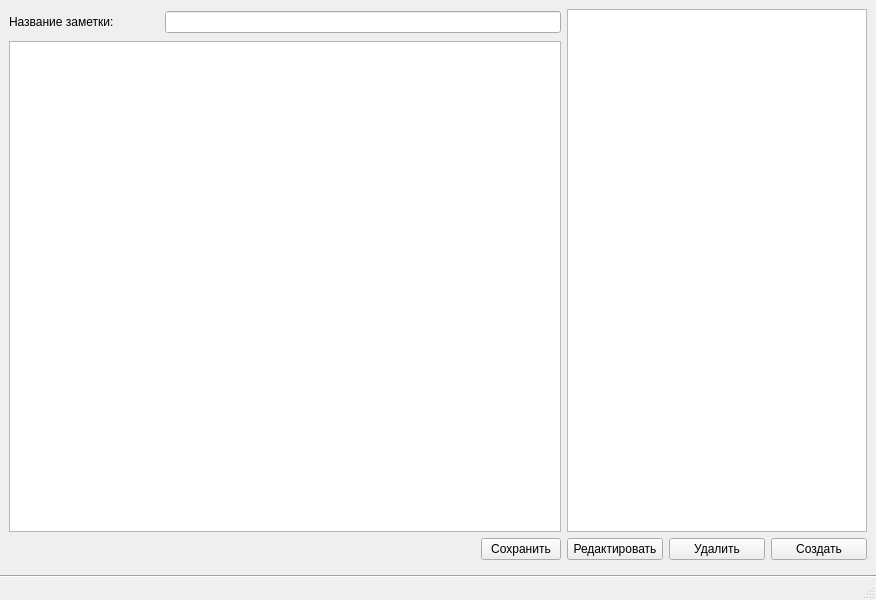
Above: forms/mainwindow.ui from Kirill-Zalomov/SABPO_lab1 before the change. Below: the same form after it.
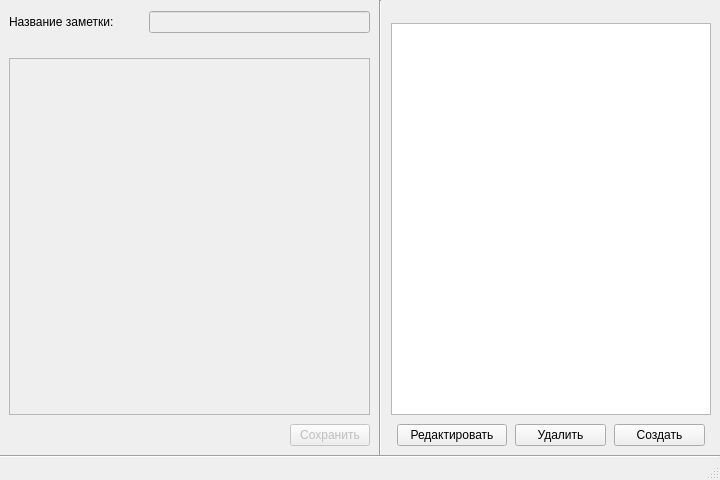
That is the form after the change.

The edit to the form file:
```diff
--- a/forms/mainwindow.ui
+++ b/forms/mainwindow.ui
@@ -6,15 +6,24 @@
    <rect>
     <x>0</x>
     <y>0</y>
-    <width>876</width>
-    <height>600</height>
+    <width>720</width>
+    <height>480</height>
    </rect>
   </property>
+  <property name="minimumSize">
+   <size>
+    <width>720</width>
+    <height>480</height>
+   </size>
+  </property>
   <property name="windowTitle">
    <string>MainWindow</string>
   </property>
   <widget class="QWidget" name="centralwidget">
    <layout class="QVBoxLayout" name="verticalLayout_3">
+    <property name="spacing">
+     <number>0</number>
+    </property>
     <property name="leftMargin">
      <number>0</number>
     </property>
@@ -38,13 +47,16 @@
          <number>9</number>
         </property>
         <property name="rightMargin">
-         <number>0</number>
+         <number>9</number>
         </property>
         <property name="bottomMargin">
          <number>9</number>
         </property>
         <item>
          <layout class="QHBoxLayout" name="horizontalLayout">
+          <property name="bottomMargin">
+           <number>9</number>
+          </property>
           <item>
            <widget class="QLabel" name="label_Title">
             <property name="sizePolicy">
@@ -55,7 +67,7 @@
             </property>
             <property name="minimumSize">
              <size>
-              <width>150</width>
+              <width>140</width>
               <height>26</height>
              </size>
             </property>
@@ -66,6 +78,9 @@
           </item>
           <item>
            <widget class="QLineEdit" name="lineEdit_Title">
+            <property name="enabled">
+             <bool>false</bool>
+            </property>
             <property name="minimumSize">
              <size>
               <width>0</width>
@@ -77,10 +92,30 @@
          </layout>
         </item>
         <item>
-         <widget class="QTextEdit" name="textEdit_NoteContent"/>
+         <widget class="QLabel" name="label_NumberOfSymbols">
+          <property name="text">
+           <string/>
+          </property>
+          <property name="alignment">
+           <set>Qt::AlignRight|Qt::AlignTrailing|Qt::AlignVCenter</set>
+          </property>
+         </widget>
+        </item>
+        <item>
+         <widget class="QTextEdit" name="textEdit_NoteContent">
+          <property name="enabled">
+           <bool>false</bool>
+          </property>
+          <property name="cursor" stdset="0">
+           <cursorShape>IBeamCursor</cursorShape>
+          </property>
+         </widget>
         </item>
         <item>
          <layout class="QHBoxLayout" name="horizontalLayout_3">
+          <property name="topMargin">
+           <number>9</number>
+          </property>
           <item>
            <spacer name="horizontalSpacer">
             <property name="orientation">
@@ -95,7 +130,13 @@
            </spacer>
           </item>
           <item>
-           <widget class="QPushButton" name="pushButton">
+           <widget class="QPushButton" name="button_Save">
+            <property name="enabled">
+             <bool>false</bool>
+            </property>
+            <property name="cursor">
+             <cursorShape>PointingHandCursor</cursorShape>
+            </property>
             <property name="text">
              <string>Сохранить</string>
             </property>
@@ -105,10 +146,17 @@
         </item>
        </layout>
       </item>
+      <item>
+       <widget class="Line" name="line_2">
+        <property name="orientation">
+         <enum>Qt::Vertical</enum>
+        </property>
+       </widget>
+      </item>
       <item>
        <layout class="QVBoxLayout" name="verticalLayout">
         <property name="leftMargin">
-         <number>0</number>
+         <number>9</number>
         </property>
         <property name="topMargin">
          <number>9</number>
@@ -117,8 +165,30 @@
          <number>9</number>
         </property>
         <property name="bottomMargin">
-         <number>9</number>
+         <number>4</number>
         </property>
+        <item>
+         <widget class="QLabel" name="label_NumberOfNotes">
+          <property name="sizePolicy">
+           <sizepolicy hsizetype="Preferred" vsizetype="Preferred">
+            <horstretch>0</horstretch>
+            <verstretch>0</verstretch>
+           </sizepolicy>
+          </property>
+          <property name="minimumSize">
+           <size>
+            <width>0</width>
+            <height>0</height>
+           </size>
+          </property>
+          <property name="text">
+           <string/>
+          </property>
+          <property name="alignment">
+           <set>Qt::AlignRight|Qt::AlignTrailing|Qt::AlignVCenter</set>
+          </property>
+         </widget>
+        </item>
         <item>
          <widget class="QListWidget" name="listWidget_Notes">
           <property name="sizePolicy">
@@ -129,7 +199,7 @@
           </property>
           <property name="minimumSize">
            <size>
-            <width>300</width>
+            <width>320</width>
             <height>0</height>
            </size>
           </property>
@@ -137,22 +207,81 @@
         </item>
         <item>
          <layout class="QHBoxLayout" name="horizontalLayout_2">
+          <property name="leftMargin">
+           <number>6</number>
+          </property>
+          <property name="topMargin">
+           <number>9</number>
+          </property>
+          <property name="rightMargin">
+           <number>6</number>
+          </property>
+          <property name="bottomMargin">
+           <number>5</number>
+          </property>
           <item>
-           <widget class="QPushButton" name="pushButton_3">
+           <widget class="QPushButton" name="button_Edit">
+            <property name="minimumSize">
+             <size>
+              <width>110</width>
+              <height>0</height>
+             </size>
+            </property>
+            <property name="cursor">
+             <cursorShape>PointingHandCursor</cursorShape>
+            </property>
             <property name="text">
              <string>Редактировать</string>
             </property>
            </widget>
           </item>
           <item>
-           <widget class="QPushButton" name="pushButton_2">
+           <spacer name="horizontalSpacer_2">
+            <property name="orientation">
+             <enum>Qt::Horizontal</enum>
+            </property>
+            <property name="sizeType">
+             <enum>QSizePolicy::Fixed</enum>
+            </property>
+            <property name="sizeHint" stdset="0">
+             <size>
+              <width>8</width>
+              <height>20</height>
+             </size>
+            </property>
+           </spacer>
+          </item>
+          <item>
+           <widget class="QPushButton" name="button_Delete">
+            <property name="cursor">
+             <cursorShape>PointingHandCursor</cursorShape>
+            </property>
             <property name="text">
              <string>Удалить</string>
             </property>
            </widget>
           </item>
           <item>
-           <widget class="QPushButton" name="pushButton_4">
+           <spacer name="horizontalSpacer_3">
+            <property name="orientation">
+             <enum>Qt::Horizontal</enum>
+            </property>
+            <property name="sizeType">
+             <enum>QSizePolicy::Fixed</enum>
+            </property>
+            <property name="sizeHint" stdset="0">
+             <size>
+              <width>8</width>
+              <height>20</height>
+             </size>
+            </property>
+           </spacer>
+          </item>
+          <item>
+           <widget class="QPushButton" name="button_Create">
+            <property name="cursor">
+             <cursorShape>PointingHandCursor</cursorShape>
+            </property>
             <property name="text">
              <string>Создать</string>
             </property>
@@ -172,6 +301,12 @@
         <verstretch>0</verstretch>
        </sizepolicy>
       </property>
+      <property name="minimumSize">
+       <size>
+        <width>0</width>
+        <height>1</height>
+       </size>
+      </property>
       <property name="orientation">
        <enum>Qt::Horizontal</enum>
       </property>
```
Left out of the diff: 5 changed lines with no effect on the pictures.
